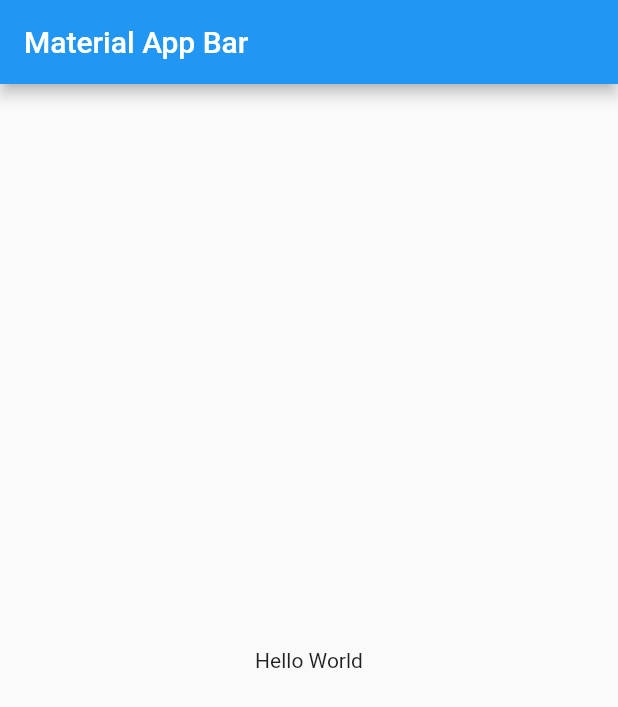
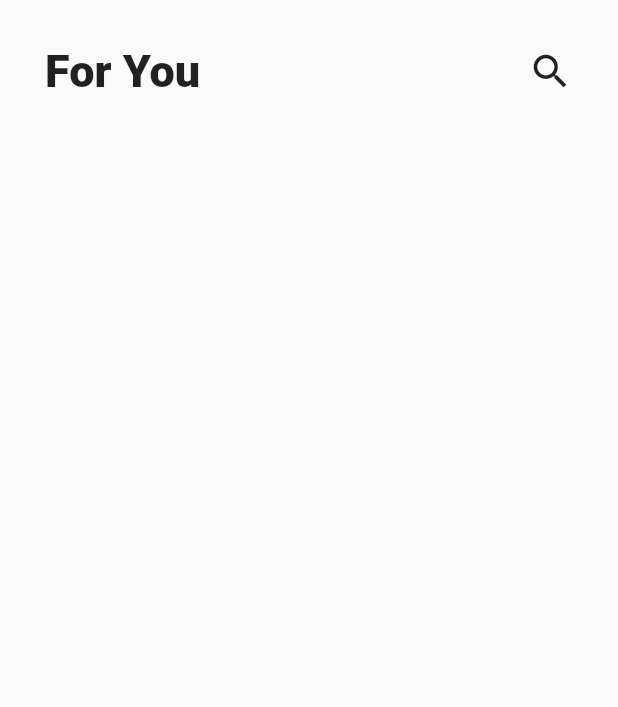
Before and after one commit to cesaroer/AppZapatos, a Flutter app: the screen it shows after launch, on a phone screen of 412 x 824 dp. Shown: the top 707 px of the screen. Run offline on Flutter 3.47's test engine with Material 2 defaults, Android fonts, the phone set to English and light mode, and no system bars.

Commit message:
Added custom app bar

```diff
--- a/lib/main.dart
+++ b/lib/main.dart
@@ -1,4 +1,5 @@
 import 'package:flutter/material.dart';
+import 'package:zapatos_app/src/pages/zapato_page.dart';
 
 void main() => runApp(MyApp());
 
@@ -6,17 +7,9 @@ class MyApp extends StatelessWidget {
   @override
   Widget build(BuildContext context) {
     return MaterialApp(
+      debugShowCheckedModeBanner: false,
       title: 'Material App',
-      home: Scaffold(
-        appBar: AppBar(
-          title: Text('Material App Bar'),
-        ),
-        body: Center(
-          child: Container(
-            child: Text('Hello World'),
-          ),
-        ),
-      ),
+      home: ZapatoPage(),
     );
   }
 }
--- /dev/null
+++ b/lib/src/pages/zapato_page.dart
@@ -0,0 +1,15 @@
+import 'package:flutter/material.dart';
+import 'package:zapatos_app/src/widgets/custom_widgets.dart';
+
+class ZapatoPage extends StatelessWidget {
+  const ZapatoPage({Key? key}) : super(key: key);
+
+  @override
+  Widget build(BuildContext context) {
+    return Scaffold(
+      body: CustomAppBar(
+        text: 'For You',
+      ),
+    );
+  }
+}
--- /dev/null
+++ b/lib/src/widgets/custom_appbar.dart
@@ -0,0 +1,30 @@
+import 'package:flutter/material.dart';
+
+class CustomAppBar extends StatelessWidget {
+  final String text;
+
+  const CustomAppBar({super.key, required this.text});
+
+  @override
+  Widget build(BuildContext context) {
+    return SafeArea(
+      top: true,
+      bottom: false,
+      child: Padding(
+        padding: EdgeInsets.symmetric(horizontal: 30),
+        child: Container(
+          margin: EdgeInsets.only(top: 30),
+          width: double.infinity,
+          child: Row(
+            children: [
+              Text(text,
+                  style: TextStyle(fontSize: 30, fontWeight: FontWeight.w800)),
+              Spacer(),
+              Icon(Icons.search, size: 30)
+            ],
+          ),
+        ),
+      ),
+    );
+  }
+}
--- /dev/null
+++ b/lib/src/widgets/custom_widgets.dart
@@ -0,0 +1 @@
+export 'package:zapatos_app/src/widgets/custom_appbar.dart';
```
Also changed, not shown: 1 other file.
